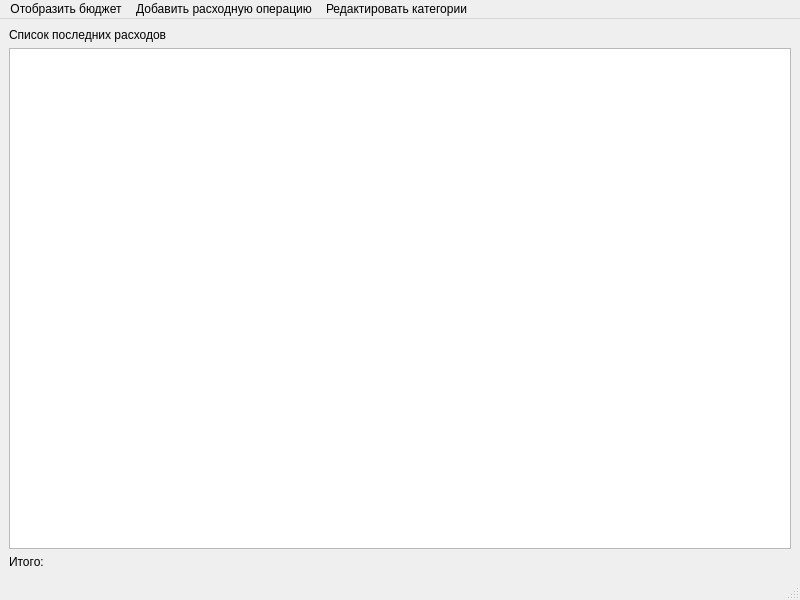
First picture: the form in bookkeeper/view/MainWindow.ui, repository sliv2001/bookkeeper, before the edit.
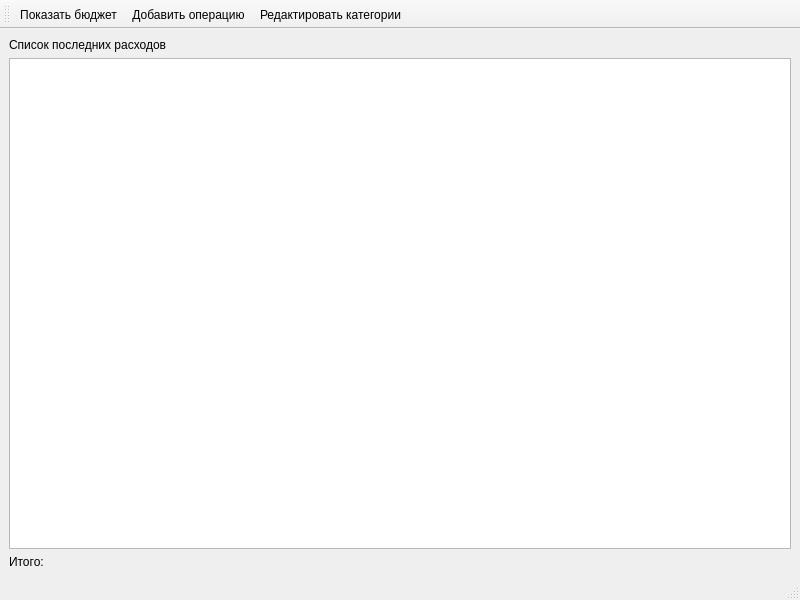
Second picture: the form after the edit.

Commit message: [dev_step2] Added main gui

```diff
--- a/bookkeeper/view/MainWindow.ui
+++ b/bookkeeper/view/MainWindow.ui
@@ -58,35 +58,57 @@
     </item>
    </layout>
   </widget>
-  <widget class="QMenuBar" name="menubar">
-   <property name="geometry">
-    <rect>
-     <x>0</x>
-     <y>0</y>
-     <width>800</width>
-     <height>36</height>
-    </rect>
-   </property>
-   <widget class="QMenu" name="menu">
-    <property name="title">
-     <string>Отобразить бюджет</string>
-    </property>
-   </widget>
-   <widget class="QMenu" name="menu_2">
-    <property name="title">
-     <string>Добавить расходную операцию</string>
-    </property>
-   </widget>
-   <widget class="QMenu" name="menu_3">
-    <property name="title">
-     <string>Редактировать категории</string>
-    </property>
-   </widget>
-   <addaction name="menu"/>
-   <addaction name="menu_2"/>
-   <addaction name="menu_3"/>
-  </widget>
   <widget class="QStatusBar" name="statusbar"/>
+  <widget class="QToolBar" name="toolBar">
+   <property name="windowTitle">
+    <string>toolBar</string>
+   </property>
+   <attribute name="toolBarArea">
+    <enum>TopToolBarArea</enum>
+   </attribute>
+   <attribute name="toolBarBreak">
+    <bool>false</bool>
+   </attribute>
+   <addaction name="actionShowBudget"/>
+   <addaction name="actionAddOperation"/>
+   <addaction name="actionAlterCats"/>
+  </widget>
+  <action name="actionShowBudget">
+   <property name="checkable">
+    <bool>false</bool>
+   </property>
+   <property name="text">
+    <string>Показать бюджет</string>
+   </property>
+   <property name="toolTip">
+    <string>Показать бюджет</string>
+   </property>
+   <property name="menuRole">
+    <enum>QAction::NoRole</enum>
+   </property>
+  </action>
+  <action name="actionAddOperation">
+   <property name="checkable">
+    <bool>false</bool>
+   </property>
+   <property name="text">
+    <string>Добавить операцию</string>
+   </property>
+   <property name="menuRole">
+    <enum>QAction::NoRole</enum>
+   </property>
+  </action>
+  <action name="actionAlterCats">
+   <property name="checkable">
+    <bool>false</bool>
+   </property>
+   <property name="text">
+    <string>Редактировать категории</string>
+   </property>
+   <property name="menuRole">
+    <enum>QAction::NoRole</enum>
+   </property>
+  </action>
  </widget>
  <resources/>
  <connections/>
```
The commit also changes 2 other files.
